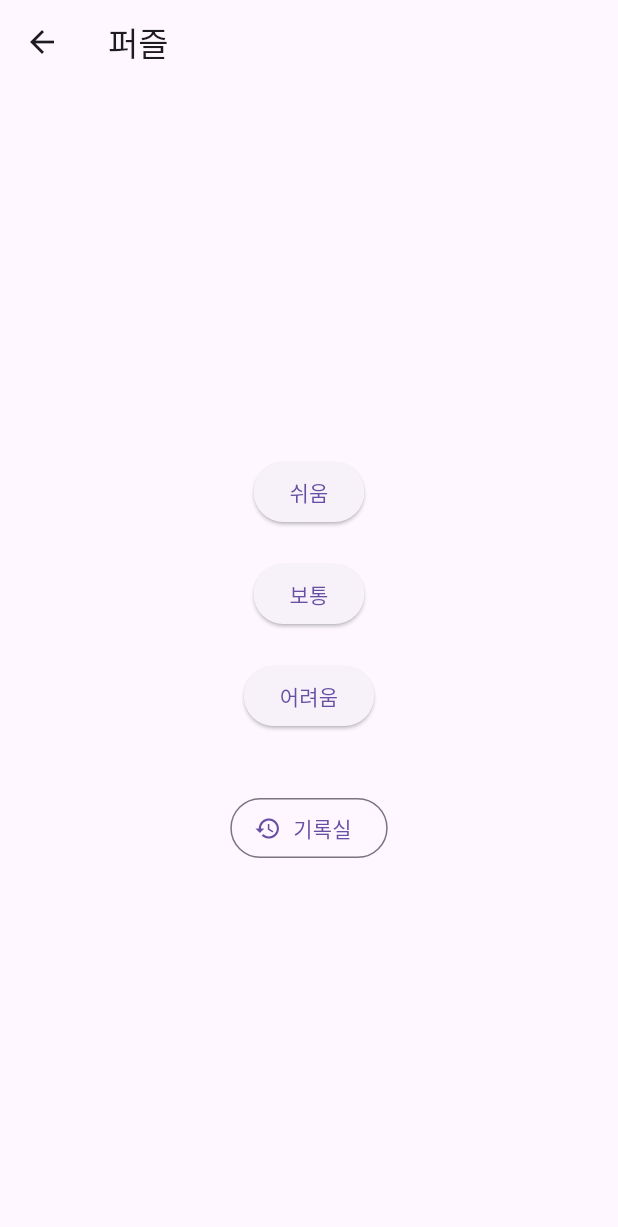
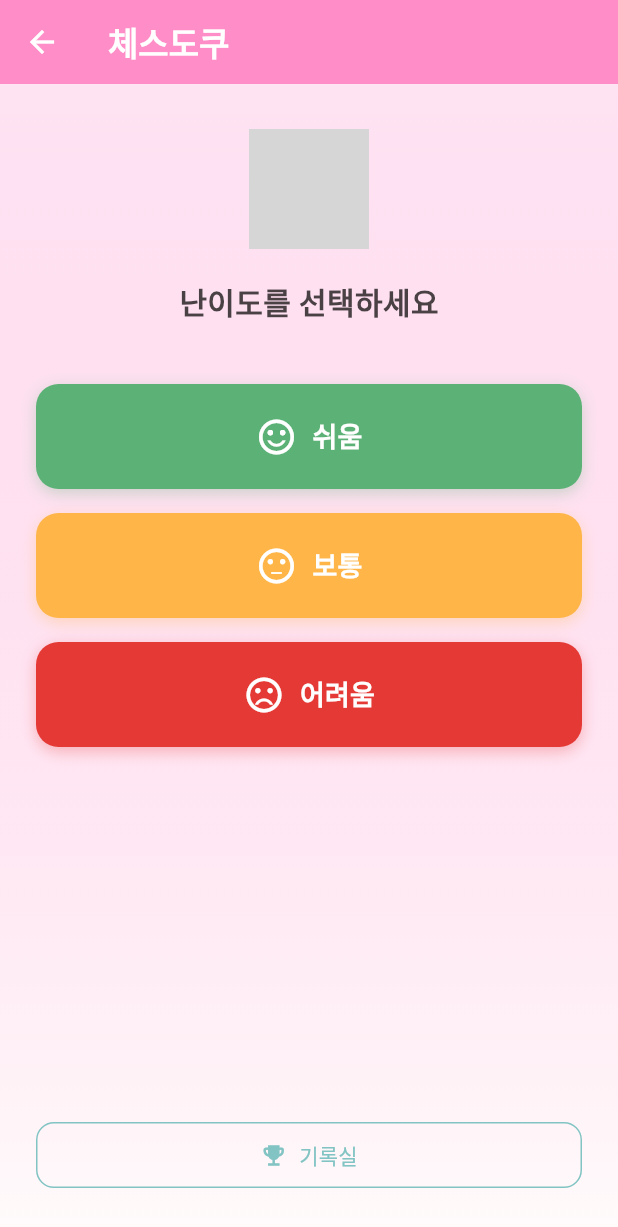
Before and after one commit to NaZe0320/chessudoku_ver2, a Flutter app: the PuzzlePage screen opened by its route, on a phone screen of 412 x 824 dp. Shown: the top 1227 px of the screen. Run offline on Flutter 3.47's test engine with Material 3 defaults, Android fonts, the light colour scheme and no system bars; our stand-ins replace flutter_riverpod, shared_preferences, sqflite; accounts and stored records are empty; grey boxes are pictures that could not be loaded.

Commit message:
[feat] 퍼즐 페이지 UI 개선 및 난이도 선택 기능 추가
- 퍼즐 페이지의 제목 및 배경 색상 변경
- 난이도 선택 버튼을 개선하여 UI 일관성 및 사용자 경험 향상
- 기록실로 이동하는 버튼 추가 및 스타일 조정
- 로딩 대화상자에서 색상 처리 방식 개선

```diff
--- a/lib/ui/screens/puzzle/puzzle_page.dart
+++ b/lib/ui/screens/puzzle/puzzle_page.dart
@@ -3,6 +3,7 @@ import 'package:chessudoku/core/routes/app_routes.dart';
 import 'package:chessudoku/domain/enums/difficulty.dart';
 import 'package:chessudoku/ui/screens/puzzle/widgets/continue_game_dialog.dart';
 import 'package:chessudoku/ui/screens/puzzle/widgets/loading_dialog.dart';
+import 'package:chessudoku/ui/theme/app_colors.dart';
 import 'package:flutter/material.dart';
 import 'package:flutter_riverpod/flutter_riverpod.dart';
 
@@ -55,32 +56,160 @@ class PuzzlePage extends ConsumerWidget {
     }
 
     return Scaffold(
-      appBar: AppBar(title: const Text('퍼즐')),
-      body: Center(
+      appBar: AppBar(
+        title: const Text(
+          '체스도쿠',
+          style: TextStyle(
+            fontWeight: FontWeight.bold,
+            fontSize: 22,
+          ),
+        ),
+        backgroundColor: AppColors.primary,
+        foregroundColor: Colors.white,
+        elevation: 0,
+      ),
+      body: Container(
+        decoration: BoxDecoration(
+          gradient: LinearGradient(
+            begin: Alignment.topCenter,
+            end: Alignment.bottomCenter,
+            colors: [
+              AppColors.primaryLight.withAlpha(77),
+              AppColors.neutral100,
+            ],
+          ),
+        ),
+        child: SafeArea(
+          child: Padding(
+            padding: const EdgeInsets.symmetric(horizontal: 24.0),
             child: Column(
-          mainAxisAlignment: MainAxisAlignment.center,
               children: [
-            ElevatedButton(
-              onPressed: () => handleStartGame(Difficulty.easy),
-              child: const Text('쉬움'),
+                const SizedBox(height: 30),
+                Image.asset(
+                  'assets/images/logo.png', // 로고 이미지가 있다고 가정
+                  height: 100,
+                  errorBuilder: (context, error, stackTrace) => const Icon(
+                      Icons.extension,
+                      size: 80,
+                      color: AppColors.primary),
                 ),
                 const SizedBox(height: 20),
-            ElevatedButton(
-              onPressed: () => handleStartGame(Difficulty.medium),
-              child: const Text('보통'),
+                const Text(
+                  '난이도를 선택하세요',
+                  style: TextStyle(
+                    fontSize: 20,
+                    fontWeight: FontWeight.bold,
+                    color: AppColors.neutral800,
                   ),
-            const SizedBox(height: 20),
-            ElevatedButton(
-              onPressed: () => handleStartGame(Difficulty.hard),
-              child: const Text('어려움'),
                 ),
                 const SizedBox(height: 40),
-            OutlinedButton.icon(
+                _buildDifficultyButton(
+                  context: context,
+                  difficulty: Difficulty.easy,
+                  icon: Icons.sentiment_satisfied_alt,
+                  onPressed: () => handleStartGame(Difficulty.easy),
+                ),
+                const SizedBox(height: 16),
+                _buildDifficultyButton(
+                  context: context,
+                  difficulty: Difficulty.medium,
+                  icon: Icons.sentiment_neutral,
+                  onPressed: () => handleStartGame(Difficulty.medium),
+                ),
+                const SizedBox(height: 16),
+                _buildDifficultyButton(
+                  context: context,
+                  difficulty: Difficulty.hard,
+                  icon: Icons.sentiment_very_dissatisfied,
+                  onPressed: () => handleStartGame(Difficulty.hard),
+                ),
+                const Spacer(),
+                Container(
+                  width: double.infinity,
+                  margin: const EdgeInsets.only(bottom: 30),
+                  child: OutlinedButton.icon(
                     onPressed: () {
                       AppRoutes.navigateToRecordsPage(context);
                     },
-              icon: const Icon(Icons.history),
+                    icon: const Icon(Icons.emoji_events),
                     label: const Text('기록실'),
+                    style: OutlinedButton.styleFrom(
+                      foregroundColor: AppColors.secondary,
+                      side: const BorderSide(color: AppColors.secondary),
+                      padding: const EdgeInsets.symmetric(vertical: 12),
+                      shape: RoundedRectangleBorder(
+                        borderRadius: BorderRadius.circular(12),
+                      ),
+                    ),
+                  ),
+                ),
+              ],
+            ),
+          ),
+        ),
+      ),
+    );
+  }
+
+  Widget _buildDifficultyButton({
+    required BuildContext context,
+    required Difficulty difficulty,
+    required IconData icon,
+    required VoidCallback onPressed,
+  }) {
+    String difficultyText;
+    Color buttonColor;
+
+    switch (difficulty) {
+      case Difficulty.easy:
+        difficultyText = '쉬움';
+        buttonColor = AppColors.success;
+        break;
+      case Difficulty.medium:
+        difficultyText = '보통';
+        buttonColor = AppColors.warning;
+        break;
+      case Difficulty.hard:
+        difficultyText = '어려움';
+        buttonColor = AppColors.error;
+        break;
+    }
+
+    return Container(
+      width: double.infinity,
+      height: 70,
+      decoration: BoxDecoration(
+        borderRadius: BorderRadius.circular(15),
+        boxShadow: [
+          BoxShadow(
+            color: buttonColor.withAlpha(77),
+            blurRadius: 8,
+            offset: const Offset(0, 3),
+          ),
+        ],
+      ),
+      child: ElevatedButton(
+        onPressed: onPressed,
+        style: ElevatedButton.styleFrom(
+          backgroundColor: buttonColor,
+          foregroundColor: Colors.white,
+          elevation: 0,
+          shape: RoundedRectangleBorder(
+            borderRadius: BorderRadius.circular(15),
+          ),
+          padding: const EdgeInsets.symmetric(vertical: 15),
+        ),
+        child: Row(
+          mainAxisAlignment: MainAxisAlignment.center,
+          children: [
+            Icon(icon, size: 28),
+            const SizedBox(width: 10),
+            Text(
+              difficultyText,
+              style: const TextStyle(
+                fontSize: 18,
+                fontWeight: FontWeight.bold,
+              ),
             ),
           ],
         ),
--- a/lib/ui/screens/puzzle/widgets/loading_dialog.dart
+++ b/lib/ui/screens/puzzle/widgets/loading_dialog.dart
@@ -44,7 +44,8 @@ class LoadingDialog extends StatelessWidget {
           borderRadius: BorderRadius.circular(16),
           boxShadow: [
             BoxShadow(
-              color: AppColors.neutral700.withOpacity(0.1),
+              color: Color.alphaBlend(
+                  AppColors.neutral700.withAlpha(26), Colors.transparent),
               blurRadius: 8,
               offset: const Offset(0, 4),
             ),
--- a/lib/ui/screens/records/records_page.dart
+++ b/lib/ui/screens/records/records_page.dart
@@ -36,8 +36,6 @@ class _RecordsPageState extends ConsumerState<RecordsPage>
     final intent = ref.read(recordsIntentProvider);
     intent.loadBestRecord();
     intent.loadRecords();
-
-    print('기록 불러옴!');
   }
 
   void _handleTabChange() {
@@ -62,9 +60,6 @@ class _RecordsPageState extends ConsumerState<RecordsPage>
 
   @override
   Widget build(BuildContext context) {
-    // 현재 상태 감시
-    final state = ref.watch(recordsProvider);
-
     return Scaffold(
       appBar: AppBar(
         title: const Text('기록실'),
@@ -184,7 +179,8 @@ class _RecordsPageState extends ConsumerState<RecordsPage>
 
     return Container(
       padding: const EdgeInsets.all(16.0),
-      color: _getDifficultyColor(difficulty).withOpacity(0.1),
+      color: Color.alphaBlend(
+          _getDifficultyColor(difficulty).withAlpha(26), Colors.white),
       child: Column(
         crossAxisAlignment: CrossAxisAlignment.start,
         children: [
```
Also changed, not shown: 4 other files. Lines whose indentation alone changed are shown as unchanged.
